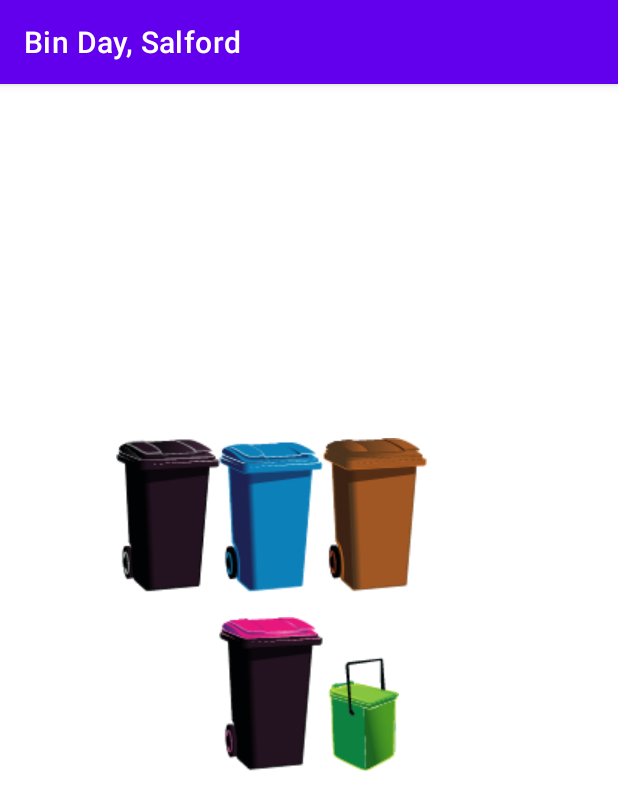
After one commit to katebry/BinDay, an Android app: the BinData screen opened directly, with no data from a screen before it, on a phone screen of 412 x 824 dp. The commit adds this screen. Shown: the top 811 px of the screen. Run offline under Robolectric (Android 15) with nearby library versions, the phone set to English and light mode, and no system bars.

Commit message:
feat: added bin images and navigation to new activity

```diff
--- a/app/src/main/AndroidManifest.xml
+++ b/app/src/main/AndroidManifest.xml
@@ -10,6 +10,9 @@
         android:supportsRtl="true"
         android:theme="@style/Theme.BinDay">
         <activity
+            android:name=".BinData"
+            android:exported="true" />
+        <activity
             android:name=".MainActivity"
             android:exported="true">
             <intent-filter>
--- /dev/null
+++ b/app/src/main/java/com/example/binday/BinData.kt
@@ -0,0 +1,11 @@
+package com.example.binday
+
+import androidx.appcompat.app.AppCompatActivity
+import android.os.Bundle
+
+class BinData : AppCompatActivity() {
+    override fun onCreate(savedInstanceState: Bundle?) {
+        super.onCreate(savedInstanceState)
+        setContentView(R.layout.activity_bin_data)
+    }
+}
--- a/app/src/main/java/com/example/binday/MainActivity.kt
+++ b/app/src/main/java/com/example/binday/MainActivity.kt
@@ -1,5 +1,6 @@
 package com.example.binday
 
+import android.content.Intent
 import androidx.appcompat.app.AppCompatActivity
 import android.os.Bundle
 import android.widget.Button
@@ -16,7 +17,8 @@ class MainActivity : AppCompatActivity() {
         val getBinDates = DateLogic()
 
         whichBinBtn.setOnClickListener {
-
+            val intent = Intent(this, BinData::class.java)
+            startActivity(intent)
             // todo: change this from a Toast to actually display the text
             Toast.makeText(this@MainActivity, getBinDates.findDate(), Toast.LENGTH_LONG).show()
         }
--- /dev/null
+++ b/app/src/main/res/layout/activity_bin_data.xml
@@ -0,0 +1,61 @@
+<?xml version="1.0" encoding="utf-8"?>
+<androidx.constraintlayout.widget.ConstraintLayout xmlns:android="http://schemas.android.com/apk/res/android"
+    xmlns:app="http://schemas.android.com/apk/res-auto"
+    xmlns:tools="http://schemas.android.com/tools"
+    android:id="@+id/bins"
+    android:layout_width="match_parent"
+    android:layout_height="match_parent"
+    android:contentDescription="bins"
+    tools:context=".BinData">
+
+    <ImageView
+        android:id="@+id/blackBin"
+        android:layout_width="wrap_content"
+        android:layout_height="wrap_content"
+        android:contentDescription="black bin - household waste, non-recyclable"
+        app:layout_constraintBottom_toBottomOf="parent"
+        app:layout_constraintEnd_toEndOf="parent"
+        app:layout_constraintHorizontal_bias="0.225"
+        app:layout_constraintStart_toStartOf="parent"
+        app:layout_constraintTop_toTopOf="parent"
+        app:layout_constraintVertical_bias="0.355"
+        app:srcCompat="@drawable/black" />
+
+    <ImageView
+        android:id="@+id/blueBin"
+        android:layout_width="wrap_content"
+        android:layout_height="wrap_content"
+        android:contentDescription="blue bin - paper"
+        app:layout_constraintBottom_toBottomOf="parent"
+        app:layout_constraintEnd_toEndOf="parent"
+        app:layout_constraintHorizontal_bias="0.426"
+        app:layout_constraintStart_toStartOf="parent"
+        app:layout_constraintTop_toTopOf="parent"
+        app:layout_constraintVertical_bias="0.355"
+        app:srcCompat="@drawable/blue" />
+
+    <ImageView
+        android:id="@+id/brownBin"
+        android:layout_width="wrap_content"
+        android:layout_height="wrap_content"
+        android:contentDescription="brown bin - glass and tin"
+        app:layout_constraintBottom_toBottomOf="parent"
+        app:layout_constraintEnd_toEndOf="parent"
+        app:layout_constraintHorizontal_bias="0.628"
+        app:layout_constraintStart_toStartOf="parent"
+        app:layout_constraintTop_toTopOf="parent"
+        app:layout_constraintVertical_bias="0.355"
+        app:srcCompat="@drawable/brown" />
+
+    <ImageView
+        android:id="@+id/foodBins"
+        android:layout_width="wrap_content"
+        android:layout_height="wrap_content"
+        android:contentDescription="pink lidded bin and green"
+        app:layout_constraintBottom_toBottomOf="parent"
+        app:layout_constraintEnd_toEndOf="parent"
+        app:layout_constraintStart_toStartOf="parent"
+        app:layout_constraintTop_toTopOf="parent"
+        app:layout_constraintVertical_bias="0.535"
+        app:srcCompat="@drawable/pink_food" />
+</androidx.constraintlayout.widget.ConstraintLayout>
```
Also changed, not shown: app/src/main/res/drawable/black.png (added), app/src/main/res/drawable/blue.png (added), app/src/main/res/drawable/brown.png (added), app/src/main/res/drawable/pink_food.png (added).
